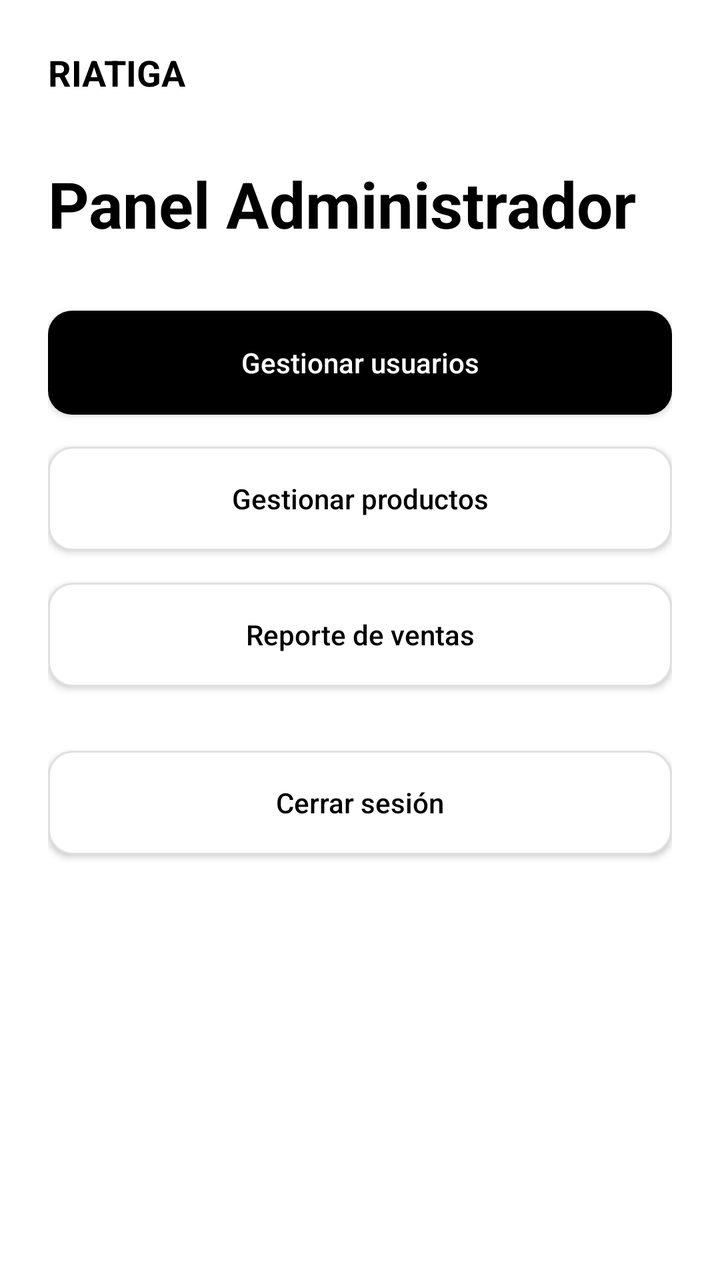
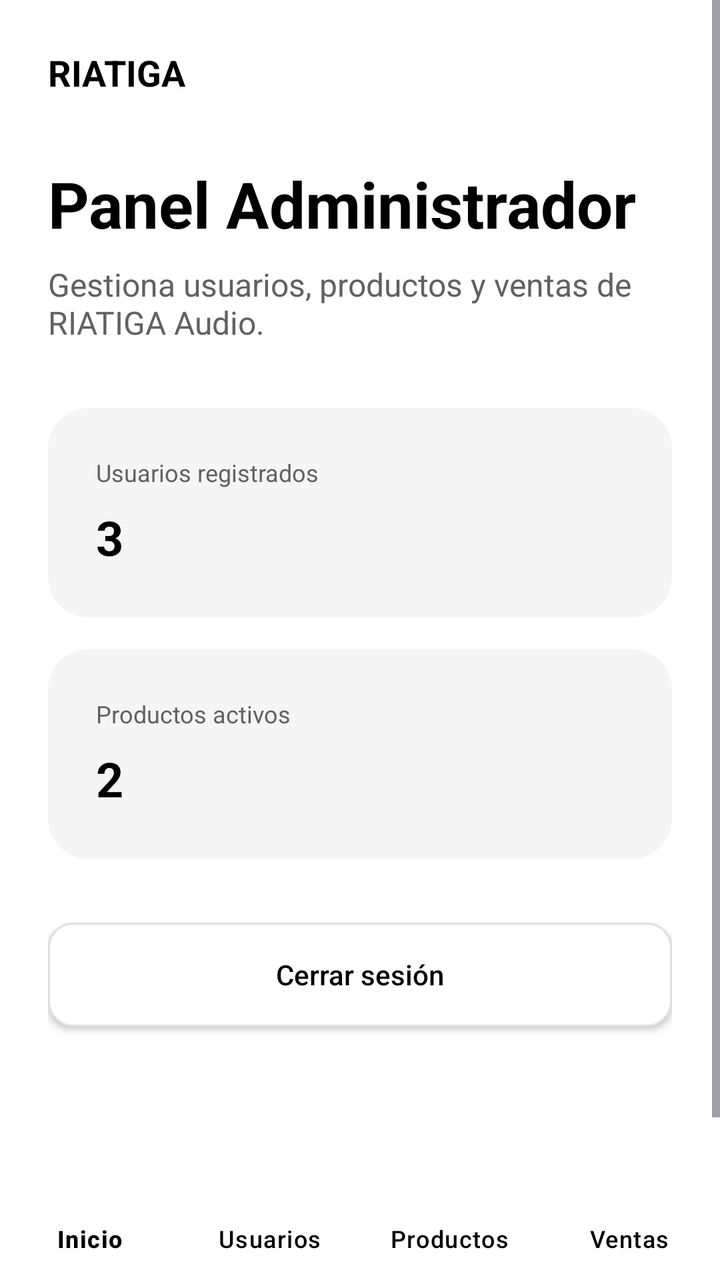

Screens rendered from an Android XML layout before and after an edit, with the pre-edit source and the edit as a unified diff.
<!-- AndroidManifest.xml: application theme Theme.RIATIGAAudio -->
<!-- res/layout/activity_admin_dashboard.xml -->
<?xml version="1.0" encoding="utf-8"?>
<ScrollView
    xmlns:android="http://schemas.android.com/apk/res/android"
    xmlns:app="http://schemas.android.com/apk/res-auto"
    android:id="@+id/main"
    android:layout_width="match_parent"
    android:layout_height="match_parent"
    android:background="@color/background"
    android:fillViewport="true">

    <LinearLayout
        android:layout_width="match_parent"
        android:layout_height="wrap_content"
        android:orientation="vertical"
        android:padding="@dimen/space_lg">

        <TextView
            android:layout_width="wrap_content"
            android:layout_height="wrap_content"
            android:text="@string/brand_name"
            android:textColor="@color/text_primary"
            android:textSize="@dimen/text_subtitle"
            android:textStyle="bold" />

        <TextView
            android:layout_width="wrap_content"
            android:layout_height="wrap_content"
            android:layout_marginTop="@dimen/space_xl"
            android:text="@string/admin_panel"
            android:textColor="@color/text_primary"
            android:textSize="@dimen/text_large_title"
            android:textStyle="bold" />

        <androidx.appcompat.widget.AppCompatButton
            android:id="@+id/btnAdminUsers"
            android:layout_width="match_parent"
            android:layout_height="@dimen/button_height"
            android:layout_marginTop="@dimen/space_xl"
            android:background="@drawable/bg_button_primary"
            android:text="@string/manage_users"
            android:textAllCaps="false"
            android:textColor="@color/white"
            app:backgroundTint="@null" />

        <androidx.appcompat.widget.AppCompatButton
            android:id="@+id/btnAdminProducts"
            android:layout_width="match_parent"
            android:layout_height="@dimen/button_height"
            android:layout_marginTop="@dimen/space_md"
            android:background="@drawable/bg_input"
            android:text="@string/manage_products"
            android:textAllCaps="false"
            android:textColor="@color/text_primary"
            app:backgroundTint="@null" />

        <androidx.appcompat.widget.AppCompatButton
            android:id="@+id/btnAdminSales"
            android:layout_width="match_parent"
            android:layout_height="@dimen/button_height"
            android:layout_marginTop="@dimen/space_md"
            android:background="@drawable/bg_input"
            android:text="@string/sales_report"
            android:textAllCaps="false"
            android:textColor="@color/text_primary"
            app:backgroundTint="@null" />

        <androidx.appcompat.widget.AppCompatButton
            android:id="@+id/btnLogout"
            android:layout_width="match_parent"
            android:layout_height="@dimen/button_height"
            android:layout_marginTop="@dimen/space_xl"
            android:layout_marginBottom="@dimen/space_lg"
            android:background="@drawable/bg_input"
            android:text="@string/logout"
            android:textAllCaps="false"
            android:textColor="@color/text_primary"
            app:backgroundTint="@null" />

    </LinearLayout>

</ScrollView>
<!-- resources referenced by this layout -->
<resources>
  <color name="background">#FFFFFF</color>
  <color name="text_primary">#000000</color>
  <color name="white">#FFFFFF</color>
  <dimen name="button_height">52dp</dimen>
  <dimen name="space_lg">24dp</dimen>
  <dimen name="space_md">16dp</dimen>
  <dimen name="space_xl">32dp</dimen>
  <dimen name="text_large_title">32sp</dimen>
  <dimen name="text_subtitle">18sp</dimen>
  <!-- drawable bg_button_primary (drawable) -->
  <?xml version="1.0" encoding="utf-8"?>
  <shape xmlns:android="http://schemas.android.com/apk/res/android"
      android:shape="rectangle">
  
      <solid android:color="@color/black" />
  
      <corners android:radius="@dimen/radius_md" />
  
  </shape>
  <!-- drawable bg_input (drawable) -->
  <?xml version="1.0" encoding="utf-8"?>
  <shape xmlns:android="http://schemas.android.com/apk/res/android"
      android:shape="rectangle">
  
      <solid android:color="@color/white" />
  
      <stroke
          android:width="1dp"
          android:color="@color/gray_300" />
  
      <corners android:radius="@dimen/radius_md" />
  
  </shape>
  <string name="admin_panel">Panel Administrador</string>
  <string name="brand_name">RIATIGA</string>
  <string name="logout">Cerrar sesión</string>
  <string name="manage_products">Gestionar productos</string>
  <string name="manage_users">Gestionar usuarios</string>
  <string name="sales_report">Reporte de ventas</string>
  <style name="Theme.RIATIGAAudio" parent="Base.Theme.RIATIGAAudio" />
  <color name="black">#000000</color>
  <dimen name="radius_md">12dp</dimen>
  <color name="gray_300">#E0E0E0</color>
  <style name="Base.Theme.RIATIGAAudio" parent="Theme.Material3.DayNight.NoActionBar">
          
          
      </style>
</resources>

<!-- the commit's change to res/layout/activity_admin_dashboard.xml (unified diff, before → after) -->
@@ -1,81 +1,131 @@
 <?xml version="1.0" encoding="utf-8"?>
-<ScrollView
+<androidx.constraintlayout.widget.ConstraintLayout
     xmlns:android="http://schemas.android.com/apk/res/android"
     xmlns:app="http://schemas.android.com/apk/res-auto"
     android:id="@+id/main"
     android:layout_width="match_parent"
     android:layout_height="match_parent"
-    android:background="@color/background"
-    android:fillViewport="true">
+    android:background="@color/background">
 
-    <LinearLayout
-        android:layout_width="match_parent"
+    <ScrollView
+        android:layout_width="0dp"
+        android:layout_height="0dp"
+        android:fillViewport="true"
+        app:layout_constraintTop_toTopOf="parent"
+        app:layout_constraintBottom_toTopOf="@id/bottomNavigationAdmin"
+        app:layout_constraintStart_toStartOf="parent"
+        app:layout_constraintEnd_toEndOf="parent">
+
+        <LinearLayout
+            android:layout_width="match_parent"
+            android:layout_height="wrap_content"
+            android:orientation="vertical"
+            android:padding="@dimen/space_lg">
+
+            <TextView
+                android:layout_width="wrap_content"
+                android:layout_height="wrap_content"
+                android:text="@string/brand_name"
+                android:textColor="@color/text_primary"
+                android:textSize="@dimen/text_subtitle"
+                android:textStyle="bold" />
+
+            <TextView
+                android:layout_width="wrap_content"
+                android:layout_height="wrap_content"
+                android:layout_marginTop="@dimen/space_xl"
+                android:text="@string/admin_panel"
+                android:textColor="@color/text_primary"
+                android:textSize="@dimen/text_large_title"
+                android:textStyle="bold" />
+
+            <TextView
+                android:layout_width="match_parent"
+                android:layout_height="wrap_content"
+                android:layout_marginTop="@dimen/space_sm"
+                android:text="@string/admin_dashboard_description"
+                android:textColor="@color/text_secondary"
+                android:textSize="@dimen/text_body" />
+
+            <LinearLayout
+                android:layout_width="match_parent"
+                android:layout_height="wrap_content"
+                android:layout_marginTop="@dimen/space_xl"
+                android:background="@drawable/bg_card"
+                android:orientation="vertical"
+                android:padding="@dimen/space_lg">
+
+                <TextView
+                    android:layout_width="wrap_content"
+                    android:layout_height="wrap_content"
+                    android:text="@string/registered_users"
+                    android:textColor="@color/text_secondary"
+                    android:textSize="@dimen/text_small" />
+
+                <TextView
+                    android:layout_width="wrap_content"
+                    android:layout_height="wrap_content"
+                    android:layout_marginTop="@dimen/space_sm"
+                    android:text="@string/registered_users_value"
+                    android:textColor="@color/text_primary"
+                    android:textSize="@dimen/text_title"
+                    android:textStyle="bold" />
+
+            </LinearLayout>
+
+            <LinearLayout
+                android:layout_width="match_parent"
+                android:layout_height="wrap_content"
+                android:layout_marginTop="@dimen/space_md"
+                android:background="@drawable/bg_card"
+                android:orientation="vertical"
+                android:padding="@dimen/space_lg">
+
+                <TextView
+                    android:layout_width="wrap_content"
+                    android:layout_height="wrap_content"
+                    android:text="@string/active_products"
+                    android:textColor="@color/text_secondary"
+                    android:textSize="@dimen/text_small" />
+
+                <TextView
+                    android:layout_width="wrap_content"
+                    android:layout_height="wrap_content"
+                    android:layout_marginTop="@dimen/space_sm"
+                    android:text="@string/active_products_value"
+                    android:textColor="@color/text_primary"
+                    android:textSize="@dimen/text_title"
+                    android:textStyle="bold" />
+
+            </LinearLayout>
+
+            <androidx.appcompat.widget.AppCompatButton
+                android:id="@+id/btnLogout"
+                android:layout_width="match_parent"
+                android:layout_height="@dimen/button_height"
+                android:layout_marginTop="@dimen/space_xl"
+                android:layout_marginBottom="@dimen/space_lg"
+                android:background="@drawable/bg_input"
+                android:text="@string/logout"
+                android:textAllCaps="false"
+                android:textColor="@color/text_primary"
+                app:backgroundTint="@null" />
+
+        </LinearLayout>
+
+    </ScrollView>
+
+    <com.google.android.material.bottomnavigation.BottomNavigationView
+        android:id="@+id/bottomNavigationAdmin"
+        android:layout_width="0dp"
         android:layout_height="wrap_content"
-        android:orientation="vertical"
-        android:padding="@dimen/space_lg">
+        android:background="@color/white"
+        app:backgroundTint="@color/white"
+        app:itemTextColor="@color/text_primary"
+        app:labelVisibilityMode="labeled"
+        app:menu="@menu/menu_admin_bottom"
+        app:layout_constraintBottom_toBottomOf="parent"
+        app:layout_constraintStart_toStartOf="parent"
+        app:layout_constraintEnd_toEndOf="parent" />
 
-        <TextView
-            android:layout_width="wrap_content"
-            android:layout_height="wrap_content"
-            android:text="@string/brand_name"
-            android:textColor="@color/text_primary"
-            android:textSize="@dimen/text_subtitle"
-            android:textStyle="bold" />
-
-        <TextView
-            android:layout_width="wrap_content"
-            android:layout_height="wrap_content"
-            android:layout_marginTop="@dimen/space_xl"
-            android:text="@string/admin_panel"
-            android:textColor="@color/text_primary"
-            android:textSize="@dimen/text_large_title"
-            android:textStyle="bold" />
-
-        <androidx.appcompat.widget.AppCompatButton
-            android:id="@+id/btnAdminUsers"
-            android:layout_width="match_parent"
-            android:layout_height="@dimen/button_height"
-            android:layout_marginTop="@dimen/space_xl"
-            android:background="@drawable/bg_button_primary"
-            android:text="@string/manage_users"
-            android:textAllCaps="false"
-            android:textColor="@color/white"
-            app:backgroundTint="@null" />
-
-        <androidx.appcompat.widget.AppCompatButton
-            android:id="@+id/btnAdminProducts"
-            android:layout_width="match_parent"
-            android:layout_height="@dimen/button_height"
-            android:layout_marginTop="@dimen/space_md"
-            android:background="@drawable/bg_input"
-            android:text="@string/manage_products"
-            android:textAllCaps="false"
-            android:textColor="@color/text_primary"
-            app:backgroundTint="@null" />
-
-        <androidx.appcompat.widget.AppCompatButton
-            android:id="@+id/btnAdminSales"
-            android:layout_width="match_parent"
-            android:layout_height="@dimen/button_height"
-            android:layout_marginTop="@dimen/space_md"
-            android:background="@drawable/bg_input"
-            android:text="@string/sales_report"
-            android:textAllCaps="false"
-            android:textColor="@color/text_primary"
-            app:backgroundTint="@null" />
-
-        <androidx.appcompat.widget.AppCompatButton
-            android:id="@+id/btnLogout"
-            android:layout_width="match_parent"
-            android:layout_height="@dimen/button_height"
-            android:layout_marginTop="@dimen/space_xl"
-            android:layout_marginBottom="@dimen/space_lg"
-            android:background="@drawable/bg_input"
-            android:text="@string/logout"
-            android:textAllCaps="false"
-            android:textColor="@color/text_primary"
-            app:backgroundTint="@null" />
-
-    </LinearLayout>
-
-</ScrollView>
+</androidx.constraintlayout.widget.ConstraintLayout>
<!-- resource entries referenced after the edit -->
@@ -2,21 +2,26 @@
 <resources>
   <color name="background">#FFFFFF</color>
   <color name="text_primary">#000000</color>
+  <color name="text_secondary">#616161</color>
   <color name="white">#FFFFFF</color>
   <dimen name="button_height">52dp</dimen>
   <dimen name="space_lg">24dp</dimen>
   <dimen name="space_md">16dp</dimen>
+  <dimen name="space_sm">8dp</dimen>
   <dimen name="space_xl">32dp</dimen>
+  <dimen name="text_body">16sp</dimen>
   <dimen name="text_large_title">32sp</dimen>
+  <dimen name="text_small">12sp</dimen>
   <dimen name="text_subtitle">18sp</dimen>
-  <!-- drawable bg_button_primary (drawable) -->
+  <dimen name="text_title">24sp</dimen>
+  <!-- drawable bg_card (drawable) -->
   <?xml version="1.0" encoding="utf-8"?>
   <shape xmlns:android="http://schemas.android.com/apk/res/android"
       android:shape="rectangle">
   
-      <solid android:color="@color/black" />
+      <solid android:color="@color/surface" />
   
-      <corners android:radius="@dimen/radius_md" />
+      <corners android:radius="@dimen/radius_lg" />
   
   </shape>
   <!-- drawable bg_input (drawable) -->
@@ -33,19 +38,26 @@
       <corners android:radius="@dimen/radius_md" />
   
   </shape>
+  <string name="active_products">Productos activos</string>
+  <string name="active_products_value">2</string>
+  <string name="admin_dashboard_description">Gestiona usuarios, productos y ventas de RIATIGA Audio.</string>
   <string name="admin_panel">Panel Administrador</string>
   <string name="brand_name">RIATIGA</string>
   <string name="logout">Cerrar sesión</string>
-  <string name="manage_products">Gestionar productos</string>
-  <string name="manage_users">Gestionar usuarios</string>
-  <string name="sales_report">Reporte de ventas</string>
+  <string name="registered_users">Usuarios registrados</string>
+  <string name="registered_users_value">3</string>
   <style name="Theme.RIATIGAAudio" parent="Base.Theme.RIATIGAAudio" />
+  <color name="surface">#F5F5F5</color>
+  <dimen name="radius_lg">20dp</dimen>
   <color name="black">#000000</color>
   <dimen name="radius_md">12dp</dimen>
   <color name="gray_300">#E0E0E0</color>
   <style name="Base.Theme.RIATIGAAudio" parent="Theme.Material3.DayNight.NoActionBar">
+  
           
-          
+          <item name="colorSecondaryContainer">@color/gray_300</item>
+          <item name="colorOnSecondaryContainer">@color/black</item>
+  
       </style>
 </resources>
 
